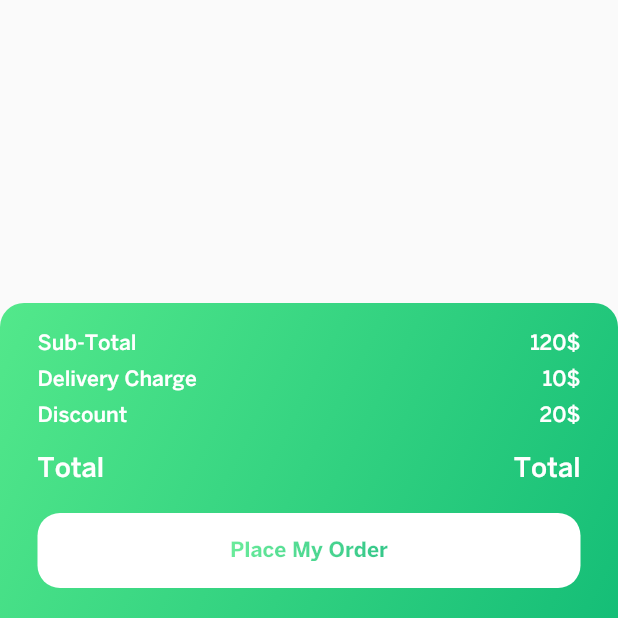
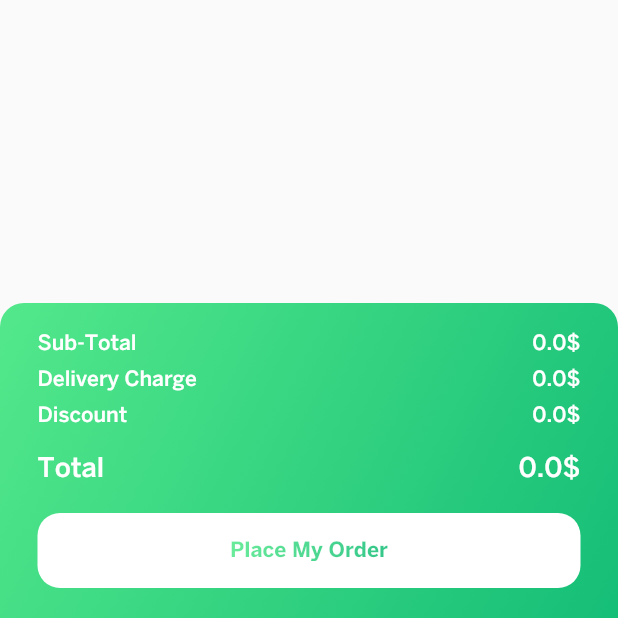
Before and after one commit to oanhdtm1982/Food-Delivery, a Flutter app: the BodyCart screen opened directly, on a phone screen of 412 x 824 dp, the part 618-1236 px from its top. Run offline on Flutter 3.47's test engine with Material 2 defaults, Android fonts, the phone set to English and light mode, and no system bars; our stand-ins replace carousel_slider, cloud_firestore, email_validator, equatable, fancy_shimmer_image, firebase_auth and 16 more; missing offline and left inert: dart:ffi, flutter_launcher_icons; accounts and stored records are empty.

Commit message:
can add quantity and delete product in Cart

```diff
--- a/lib/models/food_database.dart
+++ b/lib/models/food_database.dart
@@ -7,7 +7,7 @@ class FoodDataBase{
   num price;
   String idRestaurant;
   num ratingFood;
-  num quantity;
+  int quantity;
   FoodDataBase({
     this.idRestaurant = '',
     this.idFood = '',
@@ -17,7 +17,7 @@ class FoodDataBase{
     this.price = 0,
     this.desc = '',
     this.ratingFood = 0,
-    this.quantity = 1
+    this.quantity = 1,
   });
 
   factory FoodDataBase.fromMap(Map<dynamic, dynamic> map) {
@@ -30,7 +30,7 @@ class FoodDataBase{
       price: map['price'] as num,
       idRestaurant: map['idRestaurant'] as String,
       ratingFood: map['ratingFood'] as num,
-      quantity: map['quantity'] as num,
+      quantity: map['quantity'] as int,
     );
   }
 
--- a/lib/pages/cart/components/body_cart.dart
+++ b/lib/pages/cart/components/body_cart.dart
@@ -12,7 +12,6 @@ import 'package:provider/provider.dart';
 import '../../../notifier/cart_notifier.dart';
 import '../../../repositories/get_food.dart';
 import '../../../repositories/get_restaurant.dart';
-import '../../../notifier/food_notifier.dart';
 import '../../../notifier/restaurant_notifier.dart';
 
 class BodyCart extends StatefulWidget {
--- a/lib/pages/cart/components/total_order.dart
+++ b/lib/pages/cart/components/total_order.dart
@@ -1,14 +1,41 @@
 import 'package:flutter/material.dart';
 import 'package:food_delivery/constants/colors/colors.dart';
+import 'package:provider/provider.dart';
 
+import '../../../notifier/cart_notifier.dart';
+import '../../../repositories/get_food.dart';
 import '../../../widgets/gradient_text.dart';
 import '../../../widgets/size_config.dart';
 
-class TotalOrder extends StatelessWidget {
+class TotalOrder extends StatefulWidget {
   const TotalOrder({Key? key}) : super(key: key);
 
   @override
+  State<TotalOrder> createState() => _TotalOrderState();
+}
+
+class _TotalOrderState extends State<TotalOrder> {
+  @override
+  void initState() {
+    // TODO: implement initState
+    super.initState();
+    CartNotifier cartNotifier =
+    (Provider.of<CartNotifier>(context, listen: false));
+    getCartFoods(cartNotifier);
+
+  }
+  @override
   Widget build(BuildContext context) {
+    CartNotifier cartNotifier = Provider.of<CartNotifier>(context);
+    double subtotal = 0;
+    double deliveryCharge = 0;
+    double discount = 0;
+    double total = 0;
+    subtotal = cartNotifier.totalAmount();
+    if(subtotal > 0){
+      deliveryCharge = subtotal * 0.1;
+    }
+    total = subtotal + deliveryCharge - discount;
     return Container(
       decoration: const BoxDecoration(
         gradient: appLinearColor,
@@ -21,17 +48,17 @@ class TotalOrder extends StatelessWidget {
           mainAxisAlignment: MainAxisAlignment.start,
           crossAxisAlignment: CrossAxisAlignment.start,
           children: [
-            const TextTotalOrder(title: 'Sub-Total', price: '120\$'),
-            const TextTotalOrder(title: 'Delivery Charge', price: '10\$'),
-            const TextTotalOrder(title: 'Discount', price: '20\$'),
+            TextTotalOrder(title: 'Sub-Total', price: '$subtotal\$'),
+            TextTotalOrder(title: 'Delivery Charge', price: '$deliveryCharge\$'),
+            TextTotalOrder(title: 'Discount', price: '$discount\$'),
             const SizedBox(
               height: 20,
             ),
             Padding(
               padding: const EdgeInsets.fromLTRB(0, 0, 0, 20),
               child: Row(
-                children: const [
-                  Text(
+                children: [
+                  const Text(
                     'Total',
                     style: TextStyle(
                         color: Colors.white,
@@ -42,8 +69,8 @@ class TotalOrder extends StatelessWidget {
                     child: Align(
                       alignment: Alignment.centerRight,
                       child: Text(
-                        'Total',
-                        style: TextStyle(
+                        '$total\$',
+                        style: const TextStyle(
                             color: Colors.white,
                             fontFamily: 'BentonSans Medium',
                             fontSize: 18),
```
Also changed, not shown: lib/notifier/cart_notifier.dart (+11 -1 lines), lib/widgets/buttons/add_sub_button.dart (+39 -8 lines), lib/widgets/cards/order_detail_card.dart (+32 -18 lines).
